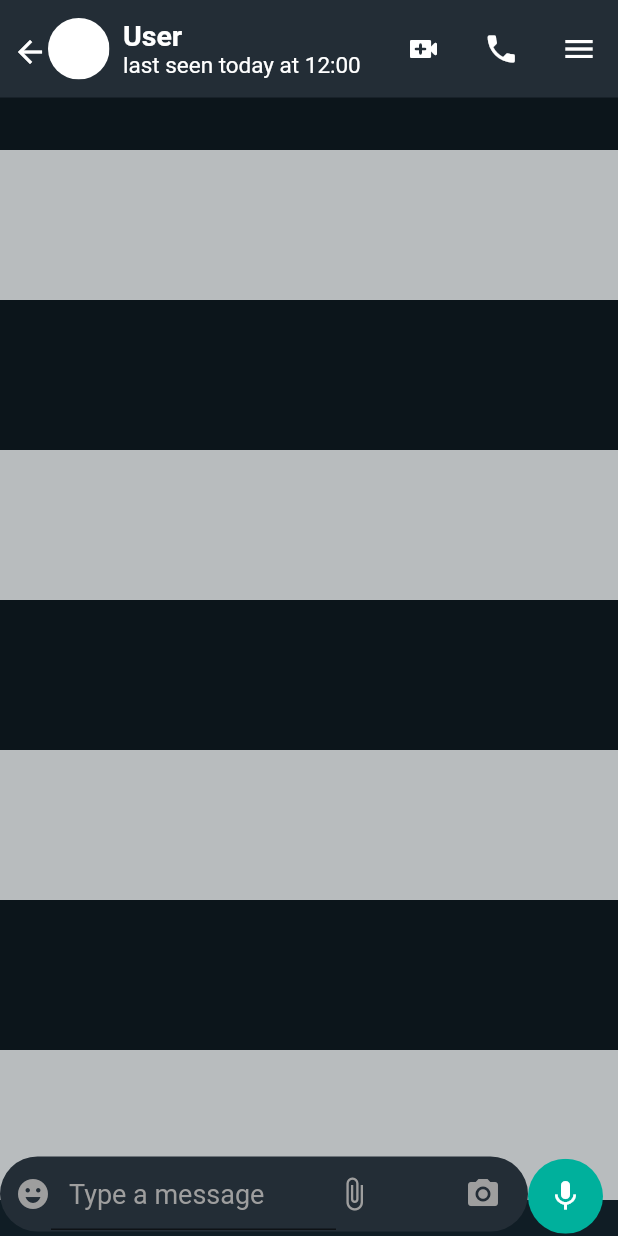
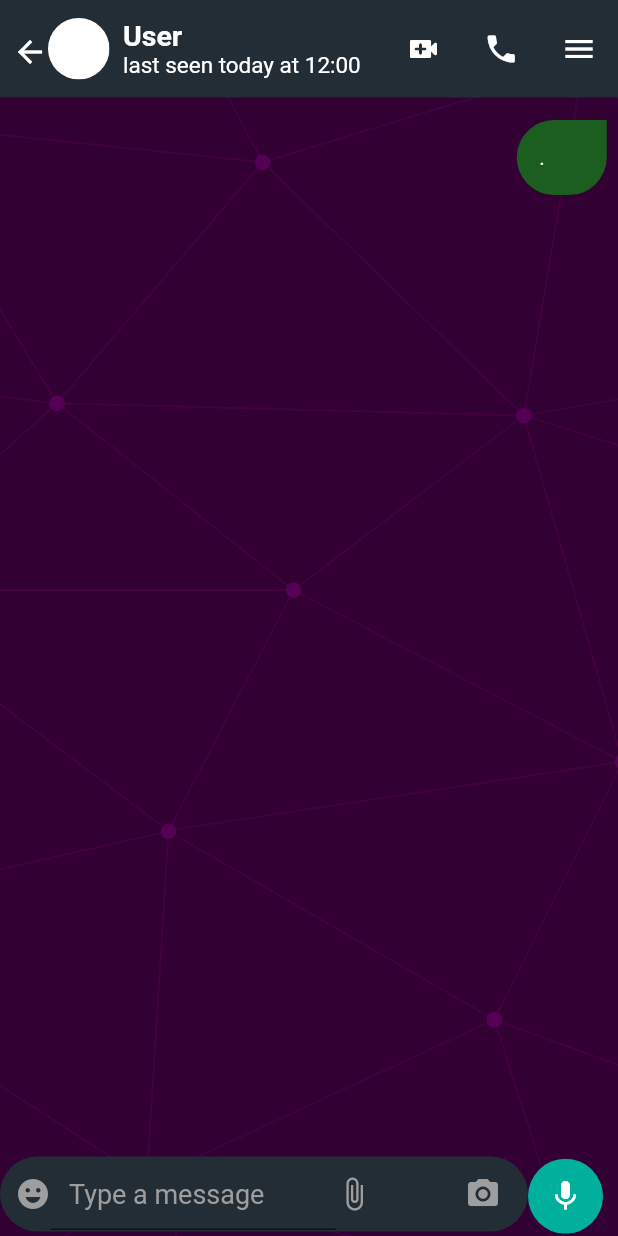
Before and after one commit to arif-pandu/remake_whatsapp, a Flutter app: the ChatExplained screen opened directly, on a phone screen of 412 x 824 dp. Run offline on Flutter 3.47's test engine with Material 2 defaults, Android fonts, the phone set to English and light mode, and no system bars; our stand-ins replace flutter_svg.

Commit message:
Repairing chat explain

```diff
--- a/lib/chat.dart
+++ b/lib/chat.dart
@@ -172,7 +172,7 @@ class BuildChatContact extends StatelessWidget {
           Container(
             height: 1,
             width: MediaQuery.of(context).size.width,
-            color: Color.fromARGB(200, 20, 40, 50),
+            color: Color.fromARGB(150, 20, 40, 50),
           ),
         ],
       ),
--- a/lib/chat_explained.dart
+++ b/lib/chat_explained.dart
@@ -1,15 +1,12 @@
 import 'package:flutter/material.dart';
+import 'package:flutter_svg/flutter_svg.dart';
 
 import 'chat.dart';
 
-class ChatExplained extends StatefulWidget {
+class ChatExplained extends StatelessWidget {
   const ChatExplained({Key? key}) : super(key: key);
 
-  @override
-  _ChatExplainedState createState() => _ChatExplainedState();
-}
-
-class _ChatExplainedState extends State<ChatExplained> {
+  final String bubbleChatRight = ".";
   @override
   Widget build(BuildContext context) {
     return Scaffold(
@@ -18,43 +15,60 @@ class _ChatExplainedState extends State<ChatExplained> {
         child: Container(
           child: Stack(
             children: [
+              // BACKGROUND CHAT
+              SvgPicture.asset(
+                "assets/svg/bg.svg",
+                fit: BoxFit.fitHeight,
+                height: MediaQuery.of(context).size.height,
+                width: MediaQuery.of(context).size.width,
+              ),
+              // CHAT BUBBLES
               ListView(
                 children: [
-                  Column(
-                    children: [
-                      Container(
-                          color: Colors.black26,
-                          height: 100,
-                          width: MediaQuery.of(context).size.width),
-                      Container(
-                          color: Colors.white70,
-                          height: 100,
-                          width: MediaQuery.of(context).size.width),
-                      Container(
-                          color: Colors.black26,
-                          height: 100,
-                          width: MediaQuery.of(context).size.width),
-                      Container(
-                          color: Colors.white70,
-                          height: 100,
-                          width: MediaQuery.of(context).size.width),
-                      Container(
-                          color: Colors.black26,
-                          height: 100,
-                          width: MediaQuery.of(context).size.width),
-                      Container(
-                          color: Colors.white70,
-                          height: 100,
-                          width: MediaQuery.of(context).size.width),
-                      Container(
-                          color: Colors.black26,
-                          height: 100,
-                          width: MediaQuery.of(context).size.width),
-                      Container(
-                          color: Colors.white70,
-                          height: 100,
-                          width: MediaQuery.of(context).size.width),
-                    ],
+                  SafeArea(
+                    child: Column(
+                      mainAxisAlignment: MainAxisAlignment.spaceEvenly,
+                      children: [
+                        SizedBox(height: 80),
+                        // Single Right Ballon
+                        Row(
+                          mainAxisAlignment: MainAxisAlignment.end,
+                          children: [
+                            Container(
+                              constraints: BoxConstraints(
+                                minWidth: 60,
+                                maxWidth:
+                                    MediaQuery.of(context).size.width - 15,
+                              ),
+                              margin: EdgeInsets.symmetric(horizontal: 7.5),
+                              decoration: BoxDecoration(
+                                color: Colors.green[900],
+                                borderRadius: BorderRadius.only(
+                                  topLeft: Radius.circular(40),
+                                  bottomLeft: Radius.circular(40),
+                                  bottomRight: Radius.circular(40),
+                                ),
+                              ),
+                              height: 50,
+                              width: bubbleChatRight.length * 10,
+                              child: Center(
+                                child: Container(
+                                  constraints: BoxConstraints(
+                                    minWidth: 30,
+                                    maxWidth: 200,
+                                  ),
+                                  color: Colors.transparent,
+                                  child: Text(
+                                    bubbleChatRight,
+                                    style: TextStyle(color: Colors.white),
+                                  ),
+                                ),
+                              ),
+                            ),
+                          ],
+                        ),
+                      ],
+                    ),
                   ),
                 ],
               ),
```
Also changed, not shown: pubspec.yaml (+3 -11 lines), assets/svg/bg.svg (added), pubspec.lock.
